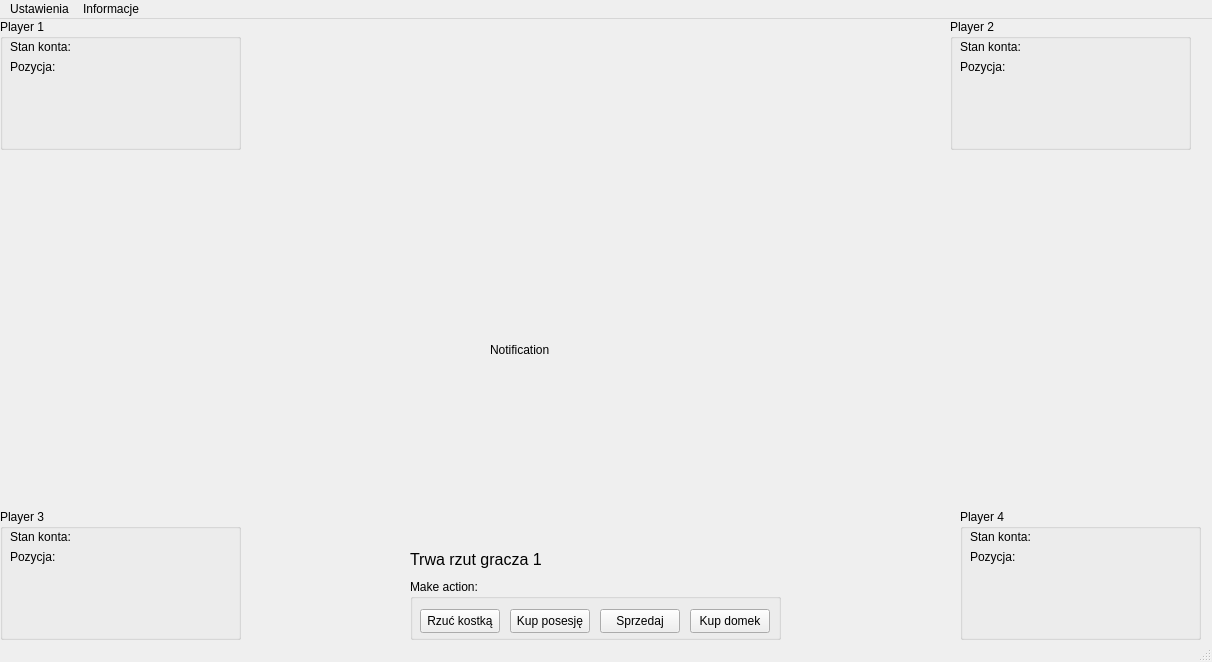
This is mainwindow.ui in piterbx/naukopoly as Qt 5 draws it before an edit. The edited form follows.
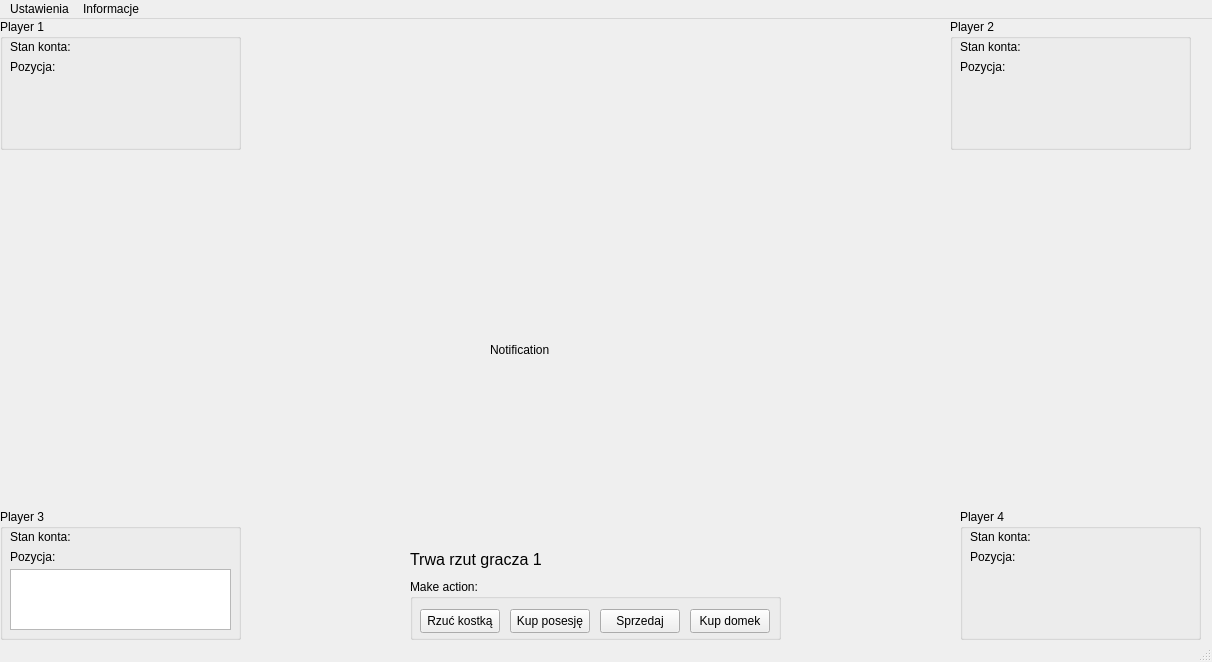
This is the edited form.

Commit message: list display function added

What changed in the file:
```diff
--- a/mainwindow.ui
+++ b/mainwindow.ui
@@ -44,14 +44,14 @@
     <widget class="QLabel" name="labelAccount1">
      <property name="geometry">
       <rect>
-       <x>0</x>
+       <x>10</x>
        <y>20</y>
-       <width>81</width>
+       <width>141</width>
        <height>16</height>
       </rect>
      </property>
      <property name="text">
-      <string>&lt;html&gt;&lt;head/&gt;&lt;body&gt;&lt;p align=&quot;center&quot;&gt;Stan konta:&lt;/p&gt;&lt;/body&gt;&lt;/html&gt;</string>
+      <string>&lt;html&gt;&lt;head/&gt;&lt;body&gt;&lt;p&gt;Stan konta:&lt;/p&gt;&lt;/body&gt;&lt;/html&gt;</string>
      </property>
     </widget>
     <widget class="QLabel" name="labelPos1">
@@ -169,14 +169,14 @@
     <widget class="QLabel" name="labelAccount3">
      <property name="geometry">
       <rect>
-       <x>0</x>
+       <x>10</x>
        <y>20</y>
-       <width>81</width>
+       <width>141</width>
        <height>16</height>
       </rect>
      </property>
      <property name="text">
-      <string>&lt;html&gt;&lt;head/&gt;&lt;body&gt;&lt;p align=&quot;center&quot;&gt;Stan konta:&lt;/p&gt;&lt;/body&gt;&lt;/html&gt;</string>
+      <string>&lt;html&gt;&lt;head/&gt;&lt;body&gt;&lt;p&gt;Stan konta:&lt;/p&gt;&lt;/body&gt;&lt;/html&gt;</string>
      </property>
     </widget>
     <widget class="QLabel" name="labelPos3">
@@ -192,6 +192,16 @@
       <string>Pozycja:</string>
      </property>
     </widget>
+    <widget class="QListWidget" name="listWidget3">
+     <property name="geometry">
+      <rect>
+       <x>10</x>
+       <y>60</y>
+       <width>221</width>
+       <height>61</height>
+      </rect>
+     </property>
+    </widget>
    </widget>
    <widget class="QGroupBox" name="groupBoxPlayer4">
     <property name="geometry">
@@ -208,14 +218,14 @@
     <widget class="QLabel" name="labelAccount4">
      <property name="geometry">
       <rect>
-       <x>0</x>
+       <x>10</x>
        <y>20</y>
-       <width>81</width>
+       <width>141</width>
        <height>16</height>
       </rect>
      </property>
      <property name="text">
-      <string>&lt;html&gt;&lt;head/&gt;&lt;body&gt;&lt;p align=&quot;center&quot;&gt;Stan konta:&lt;/p&gt;&lt;/body&gt;&lt;/html&gt;</string>
+      <string>&lt;html&gt;&lt;head/&gt;&lt;body&gt;&lt;p&gt;Stan konta:&lt;/p&gt;&lt;/body&gt;&lt;/html&gt;</string>
      </property>
     </widget>
     <widget class="QLabel" name="labelPos4">
@@ -247,14 +257,14 @@
     <widget class="QLabel" name="labelAccount2">
      <property name="geometry">
       <rect>
-       <x>0</x>
+       <x>10</x>
        <y>20</y>
-       <width>81</width>
+       <width>141</width>
        <height>16</height>
       </rect>
      </property>
      <property name="text">
-      <string>&lt;html&gt;&lt;head/&gt;&lt;body&gt;&lt;p align=&quot;center&quot;&gt;Stan konta:&lt;/p&gt;&lt;/body&gt;&lt;/html&gt;</string>
+      <string>&lt;html&gt;&lt;head/&gt;&lt;body&gt;&lt;p&gt;Stan konta:&lt;/p&gt;&lt;/body&gt;&lt;/html&gt;</string>
      </property>
     </widget>
     <widget class="QLabel" name="labelPos2">
```
The commit also changes 6 other files.
